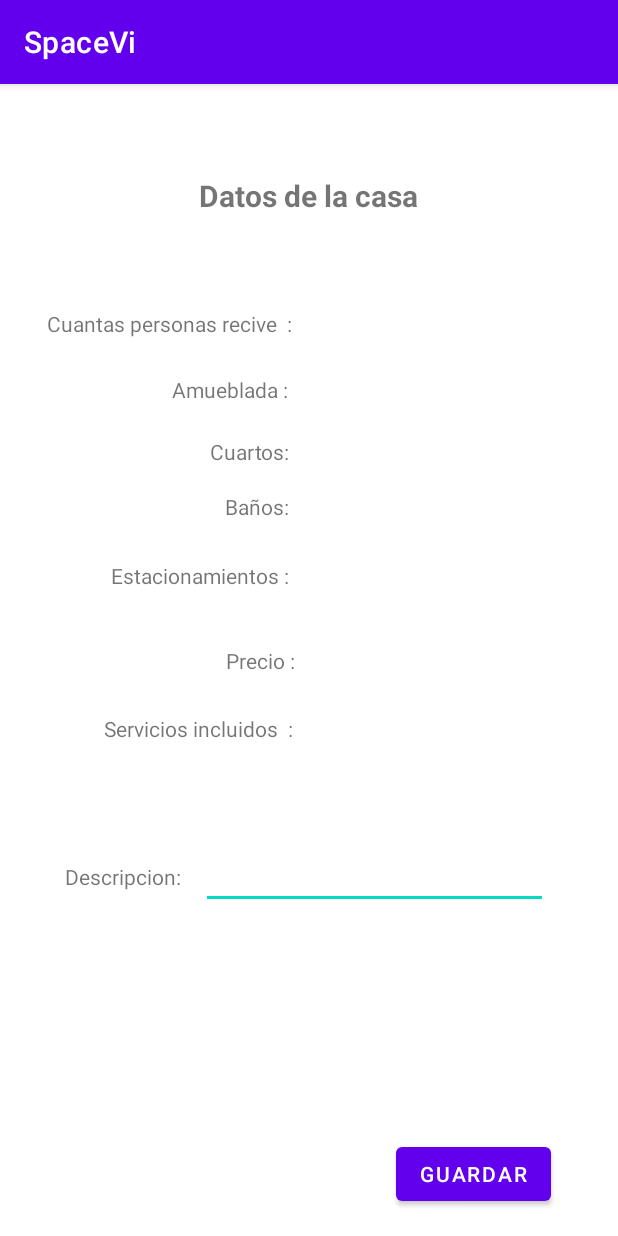
After one commit to victorluis92/SpaceVi, an Android app: the PantallaDatoCasa screen opened directly, with no data from a screen before it, on a phone screen of 412 x 824 dp. The commit adds this screen. Run offline under Robolectric (Android 15) with nearby library versions, the phone set to English and light mode, and no system bars; our stand-ins replace Firebase (no records; nobody signed in at launch, a user with empty details on screens opened directly).

Commit message:
Se agrego la pantalla Datos de la casa

```diff
--- /dev/null
+++ b/app/src/main/java/com/example/spacevi/PantallaDatoCasa.kt
@@ -0,0 +1,80 @@
+package com.example.spacevi
+
+import android.content.Intent
+import androidx.appcompat.app.AppCompatActivity
+import android.os.Bundle
+import android.widget.Button
+import android.widget.EditText
+import android.widget.TextView
+import android.widget.Toast
+import com.google.firebase.firestore.FirebaseFirestore
+
+class PantallaDatoCasa : AppCompatActivity() {
+    override fun onCreate(savedInstanceState: Bundle?) {
+        super.onCreate(savedInstanceState)
+        setContentView(R.layout.activity_pantalla_datoscasa)
+        val btnGuardar: Button =findViewById(R.id.btnGuardar)
+
+     btnGuardar.setOnClickListener{
+           val campoNombre: TextView =findViewById(R.id.txtNombre)
+           val campoApellido: TextView =findViewById(R.id.txtApellido)
+           val campoTelefono: TextView =findViewById(R.id.txtTelefono)
+         val campoDescripcion: TextView =findViewById(R.id.txtDescripcion)
+
+
+         val nombre:String=campoNombre.text.toString()
+           val apellido:String=campoApellido.text.toString()
+           val telefono:String=campoTelefono.text.toString()
+         val descripcion:String=campoDescripcion.text.toString()
+
+         //  val telefono:Int=campoTelefono.text.toString().toInt()
+
+
+           saveFirestore(nombre,apellido,telefono,descripcion)
+//
+         val lanzar= Intent(this,MainActivity::class.java)
+         startActivity(lanzar)
+
+       }
+      val bundle=intent.extras
+        val dato=bundle?.getString("Datos")
+        val datoapellido=bundle?.getString("Apellido")
+        val datoTelefono=bundle?.getString("Telefono")
+
+
+        val envio=findViewById<TextView>(R.id.txtNombre)
+        val envioapellido=findViewById<TextView>(R.id.txtApellido)
+        val envioTelefono=findViewById<TextView>(R.id.txtTelefono)
+
+
+        envio.text=""+dato.toString()
+        envioapellido.text=""+datoapellido.toString()
+        envioTelefono.text=""+datoTelefono.toString()
+
+
+
+
+    }
+   fun saveFirestore(nombre:String, apellido:String, telefono: String, descripcion: String){
+        //, apellido:String, telefono: String
+        val db= FirebaseFirestore.getInstance()
+        val user:MutableMap<String,Any> =HashMap()
+        user["nombre"]=nombre
+       user["apellido"]=apellido
+       user["telefono"]=telefono
+       user["descripcion"]=descripcion
+
+
+
+       db.collection("clientes")
+            .add(user)
+            .addOnSuccessListener{
+                Toast.makeText(this@PantallaDatoCasa, "Registro Exitoso", Toast.LENGTH_LONG).show()
+            }
+            .addOnFailureListener{
+                Toast.makeText(this@PantallaDatoCasa, "no hay exito", Toast.LENGTH_LONG).show()
+
+            }
+    }
+
+}
--- a/app/src/main/java/com/example/spacevi/PantallaDatosarrendador.kt
+++ b/app/src/main/java/com/example/spacevi/PantallaDatosarrendador.kt
@@ -1,50 +1,41 @@
 package com.example.spacevi
 
+import android.content.Intent
 import androidx.appcompat.app.AppCompatActivity
 import android.os.Bundle
 import android.widget.Button
 import android.widget.EditText
-import android.widget.Toast
-import com.google.firebase.firestore.FirebaseFirestore
 
 class PantallaDatosarrendador : AppCompatActivity() {
+
+
     override fun onCreate(savedInstanceState: Bundle?) {
         super.onCreate(savedInstanceState)
         setContentView(R.layout.activity_pantalla_datosarrendador)
-        val btnGuardar: Button =findViewById(R.id.btnGuardar)
-
-        btnGuardar.setOnClickListener{
-
-            val campoNombre: EditText =findViewById(R.id.txtID)
-            val campoApellido: EditText =findViewById(R.id.txtNombre)
-            val campoTelefono: EditText =findViewById(R.id.txtTelefono)
-
-            val nombre:String=campoNombre.text.toString()
-            val apellido:String=campoApellido.text.toString()
-            val telefono:String=campoTelefono.text.toString()
-          //  val telefono:Int=campoTelefono.text.toString().toInt()
 
 
-            saveFirestore(nombre,apellido,telefono)
+        val btnSiguienteDatosCasa: Button =findViewById(R.id.btnSiguienteDatosCasa)
+        val txtNombre=findViewById<EditText>(R.id.txtNombre)
+        val txApellido=findViewById<EditText>(R.id.txtApellido)
+        val txtTelefono=findViewById<EditText>(R.id.txtTelefono)
+
+
+
+        btnSiguienteDatosCasa.setOnClickListener {
+
+            val lanzar= Intent(this,PantallaDatoCasa::class.java)
+            lanzar.putExtra("Datos",txtNombre.text.toString())
+            lanzar.putExtra("Apellido",txApellido.text.toString())
+            lanzar.putExtra("Telefono",txtTelefono.text.toString())
+
+
+            startActivity(lanzar)
+
+
+
         }
+
     }
 
 
-    fun saveFirestore(nombre:String, apellido:String, telefono: String){
-        val db= FirebaseFirestore.getInstance()
-        val user:MutableMap<String,Any> =HashMap()
-        user["nombre"]=nombre
-        user["apellido"]=apellido
-        user["telefono"]=telefono
-
-        db.collection("clientes")
-            .add(user)
-            .addOnSuccessListener{
-                Toast.makeText(this@PantallaDatosarrendador, "Registro Exitoso", Toast.LENGTH_LONG).show()
-            }
-            .addOnFailureListener{
-                Toast.makeText(this@PantallaDatosarrendador, "no hay exito", Toast.LENGTH_LONG).show()
-
-            }
-    }
 }
--- a/app/src/main/res/layout/activity_pantalla_datosarrendador.xml
+++ b/app/src/main/res/layout/activity_pantalla_datosarrendador.xml
@@ -6,19 +6,8 @@
     android:layout_height="match_parent"
     tools:context=".PantallaDatosarrendador">
 
-    <Button
-        android:id="@+id/btnGuardar"
-        android:layout_width="wrap_content"
-        android:layout_height="wrap_content"
-        android:layout_marginBottom="28dp"
-        android:text="Guardar"
-        app:layout_constraintBottom_toBottomOf="parent"
-        app:layout_constraintEnd_toEndOf="parent"
-        app:layout_constraintHorizontal_bias="0.895"
-        app:layout_constraintStart_toStartOf="parent" />
-
     <TextView
-        android:id="@+id/textView"
+        android:id="@+id/textView1"
         android:layout_width="wrap_content"
         android:layout_height="wrap_content"
         android:text="Nombre:"
@@ -42,7 +31,7 @@
         app:layout_constraintVertical_bias="0.31" />
 
     <TextView
-        android:id="@+id/textView3"
+        android:id="@+id/txtSaludo"
         android:layout_width="wrap_content"
         android:layout_height="wrap_content"
         android:text="Telefono:"
@@ -58,6 +47,8 @@
         android:layout_width="wrap_content"
         android:layout_height="wrap_content"
         android:text="Datos del arrendatario"
+        android:textSize="20sp"
+        android:textStyle="bold"
         app:layout_constraintBottom_toBottomOf="parent"
         app:layout_constraintEnd_toEndOf="parent"
         app:layout_constraintStart_toStartOf="parent"
@@ -65,7 +56,7 @@
         app:layout_constraintVertical_bias="0.127" />
 
     <TextView
-        android:id="@+id/textView5"
+        android:id="@+id/textdatoscasaaa"
         android:layout_width="wrap_content"
         android:layout_height="wrap_content"
         android:text="Que tipo de alojamiento vas a compartir?"
@@ -75,7 +66,7 @@
         app:layout_constraintTop_toTopOf="parent" />
 
     <EditText
-        android:id="@+id/txtNombre"
+        android:id="@+id/txtApellido"
         android:layout_width="wrap_content"
         android:layout_height="wrap_content"
         android:ems="10"
@@ -101,7 +92,7 @@
         app:layout_constraintVertical_bias="0.387" />
 
     <EditText
-        android:id="@+id/txtID"
+        android:id="@+id/txtNombre"
         android:layout_width="wrap_content"
         android:layout_height="wrap_content"
         android:ems="10"
@@ -113,4 +104,16 @@
         app:layout_constraintTop_toTopOf="parent"
         app:layout_constraintVertical_bias="0.198" />
 
+    <Button
+        android:id="@+id/btnSiguienteDatosCasa"
+        android:layout_width="wrap_content"
+        android:layout_height="wrap_content"
+        android:text="siguiente"
+        app:layout_constraintBottom_toBottomOf="parent"
+        app:layout_constraintEnd_toEndOf="parent"
+        app:layout_constraintHorizontal_bias="0.949"
+        app:layout_constraintStart_toStartOf="parent"
+        app:layout_constraintTop_toTopOf="parent"
+        app:layout_constraintVertical_bias="0.846" />
+
 </androidx.constraintlayout.widget.ConstraintLayout>
--- /dev/null
+++ b/app/src/main/res/layout/activity_pantalla_datoscasa.xml
@@ -0,0 +1,184 @@
+<?xml version="1.0" encoding="utf-8"?>
+<androidx.constraintlayout.widget.ConstraintLayout xmlns:android="http://schemas.android.com/apk/res/android"
+    xmlns:app="http://schemas.android.com/apk/res-auto"
+    xmlns:tools="http://schemas.android.com/tools"
+    android:layout_width="match_parent"
+    android:layout_height="match_parent"
+    tools:context=".PantallaDatosarrendador">
+
+    <TextView
+        android:id="@+id/txtSaludo2"
+        android:layout_width="wrap_content"
+        android:layout_height="wrap_content"
+        android:text="Descripcion:"
+        app:layout_constraintBottom_toBottomOf="parent"
+        app:layout_constraintEnd_toEndOf="parent"
+        app:layout_constraintHorizontal_bias="0.13"
+        app:layout_constraintStart_toStartOf="parent"
+        app:layout_constraintTop_toTopOf="parent"
+        app:layout_constraintVertical_bias="0.693" />
+
+    <TextView
+        android:id="@+id/txtSaludo5"
+        android:layout_width="wrap_content"
+        android:layout_height="wrap_content"
+        android:text="Amueblada : "
+        app:layout_constraintBottom_toBottomOf="parent"
+        app:layout_constraintEnd_toEndOf="parent"
+        app:layout_constraintHorizontal_bias="0.346"
+        app:layout_constraintStart_toStartOf="parent"
+        app:layout_constraintTop_toTopOf="parent"
+        app:layout_constraintVertical_bias="0.259" />
+
+    <TextView
+        android:id="@+id/txtSaludo9"
+        android:layout_width="wrap_content"
+        android:layout_height="wrap_content"
+        android:text="Precio : "
+        app:layout_constraintBottom_toBottomOf="parent"
+        app:layout_constraintEnd_toEndOf="parent"
+        app:layout_constraintHorizontal_bias="0.415"
+        app:layout_constraintStart_toStartOf="parent"
+        app:layout_constraintTop_toTopOf="parent" />
+
+    <TextView
+        android:id="@+id/txtSaludo8"
+        android:layout_width="wrap_content"
+        android:layout_height="wrap_content"
+        android:text="Estacionamientos : "
+        app:layout_constraintBottom_toBottomOf="parent"
+        app:layout_constraintEnd_toEndOf="parent"
+        app:layout_constraintHorizontal_bias="0.256"
+        app:layout_constraintStart_toStartOf="parent"
+        app:layout_constraintTop_toTopOf="parent"
+        app:layout_constraintVertical_bias="0.425" />
+
+    <TextView
+        android:id="@+id/txtSaludo10"
+        android:layout_width="wrap_content"
+        android:layout_height="wrap_content"
+        android:text="Servicios incluidos  : "
+        app:layout_constraintBottom_toBottomOf="parent"
+        app:layout_constraintEnd_toEndOf="parent"
+        app:layout_constraintHorizontal_bias="0.246"
+        app:layout_constraintStart_toStartOf="parent"
+        app:layout_constraintTop_toTopOf="parent"
+        app:layout_constraintVertical_bias="0.561" />
+
+    <TextView
+        android:id="@+id/txtSaludo7"
+        android:layout_width="wrap_content"
+        android:layout_height="wrap_content"
+        android:text="Baños: "
+        app:layout_constraintBottom_toBottomOf="parent"
+        app:layout_constraintEnd_toEndOf="parent"
+        app:layout_constraintHorizontal_bias="0.41"
+        app:layout_constraintStart_toStartOf="parent"
+        app:layout_constraintTop_toTopOf="parent"
+        app:layout_constraintVertical_bias="0.363" />
+
+    <TextView
+        android:id="@+id/txtSaludo4"
+        android:layout_width="wrap_content"
+        android:layout_height="wrap_content"
+        android:text="Cuantas personas recive  :"
+        app:layout_constraintBottom_toBottomOf="parent"
+        app:layout_constraintEnd_toEndOf="parent"
+        app:layout_constraintHorizontal_bias="0.126"
+        app:layout_constraintStart_toStartOf="parent"
+        app:layout_constraintTop_toTopOf="parent"
+        app:layout_constraintVertical_bias="0.2" />
+
+    <TextView
+        android:id="@+id/txtSaludo6"
+        android:layout_width="wrap_content"
+        android:layout_height="wrap_content"
+        android:text="Cuartos: "
+        app:layout_constraintBottom_toBottomOf="parent"
+        app:layout_constraintEnd_toEndOf="parent"
+        app:layout_constraintHorizontal_bias="0.394"
+        app:layout_constraintStart_toStartOf="parent"
+        app:layout_constraintTop_toTopOf="parent"
+        app:layout_constraintVertical_bias="0.314" />
+
+    <TextView
+        android:id="@+id/txtSaludo3"
+        android:layout_width="wrap_content"
+        android:layout_height="wrap_content"
+        android:text="Datos de la casa"
+        android:textSize="20sp"
+        android:textStyle="bold"
+        app:layout_constraintBottom_toBottomOf="parent"
+        app:layout_constraintEnd_toEndOf="parent"
+        app:layout_constraintHorizontal_bias="0.498"
+        app:layout_constraintStart_toStartOf="parent"
+        app:layout_constraintTop_toTopOf="parent"
+        app:layout_constraintVertical_bias="0.082" />
+
+    <EditText
+        android:id="@+id/txtDescripcion"
+        android:layout_width="231dp"
+        android:layout_height="49dp"
+        android:ems="10"
+        android:inputType="textPersonName"
+        app:layout_constraintBottom_toBottomOf="parent"
+        app:layout_constraintEnd_toEndOf="parent"
+        app:layout_constraintHorizontal_bias="0.74"
+        app:layout_constraintStart_toStartOf="parent"
+        app:layout_constraintTop_toTopOf="parent"
+        app:layout_constraintVertical_bias="0.697" />
+
+    <TextView
+        android:id="@+id/txtNombre"
+        android:layout_width="89dp"
+        android:layout_height="42dp"
+        android:text="nombre"
+        android:visibility="invisible"
+        app:layout_constraintBottom_toBottomOf="parent"
+        app:layout_constraintEnd_toEndOf="parent"
+        app:layout_constraintHorizontal_bias="0.06"
+        app:layout_constraintStart_toStartOf="parent"
+        app:layout_constraintTop_toTopOf="parent"
+        app:layout_constraintVertical_bias="0.024" />
+
+    <TextView
+        android:id="@+id/txtApellido"
+        android:layout_width="89dp"
+        android:layout_height="42dp"
+        android:text="apellido"
+        android:visibility="invisible"
+        app:layout_constraintBottom_toBottomOf="parent"
+        app:layout_constraintEnd_toEndOf="parent"
+        app:layout_constraintHorizontal_bias="0.391"
+        app:layout_constraintStart_toStartOf="parent"
+        app:layout_constraintTop_toTopOf="parent"
+        app:layout_constraintVertical_bias="0.023" />
+
+    <TextView
+        android:id="@+id/txtTelefono"
+        android:layout_width="89dp"
+        android:layout_height="42dp"
+        android:text="apellido"
+        android:visibility="invisible"
+
+        app:layout_constraintBottom_toBottomOf="parent"
+        app:layout_constraintEnd_toEndOf="parent"
+        app:layout_constraintHorizontal_bias="0.745"
+        app:layout_constraintStart_toStartOf="parent"
+        app:layout_constraintTop_toTopOf="parent"
+        app:layout_constraintVertical_bias="0.023" />
+
+    <Button
+        android:id="@+id/btnGuardar"
+        android:layout_width="wrap_content"
+        android:layout_height="wrap_content"
+        android:text="Guardar"
+        app:layout_constraintBottom_toBottomOf="parent"
+        app:layout_constraintEnd_toEndOf="parent"
+        app:layout_constraintHorizontal_bias="0.856"
+        app:layout_constraintStart_toStartOf="parent"
+        app:layout_constraintTop_toTopOf="parent"
+        app:layout_constraintVertical_bias="0.976" />
+
+
+</androidx.constraintlayout.widget.ConstraintLayout>
```
Also changed, not shown: app/src/main/AndroidManifest.xml (+7 -0 lines).
